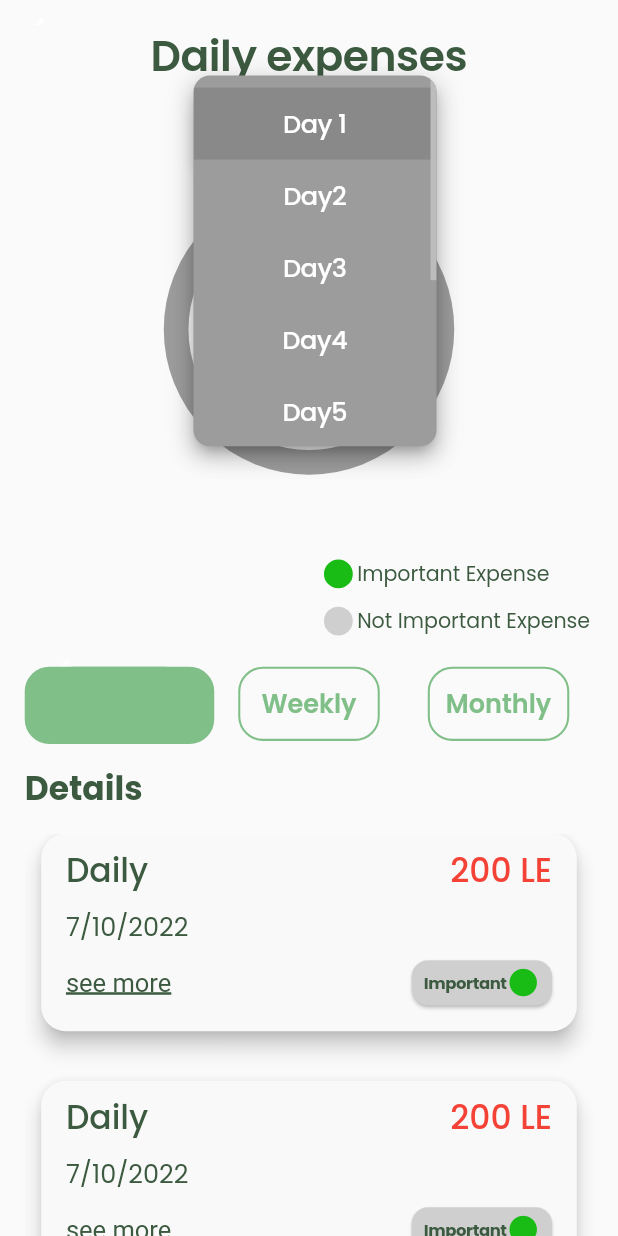
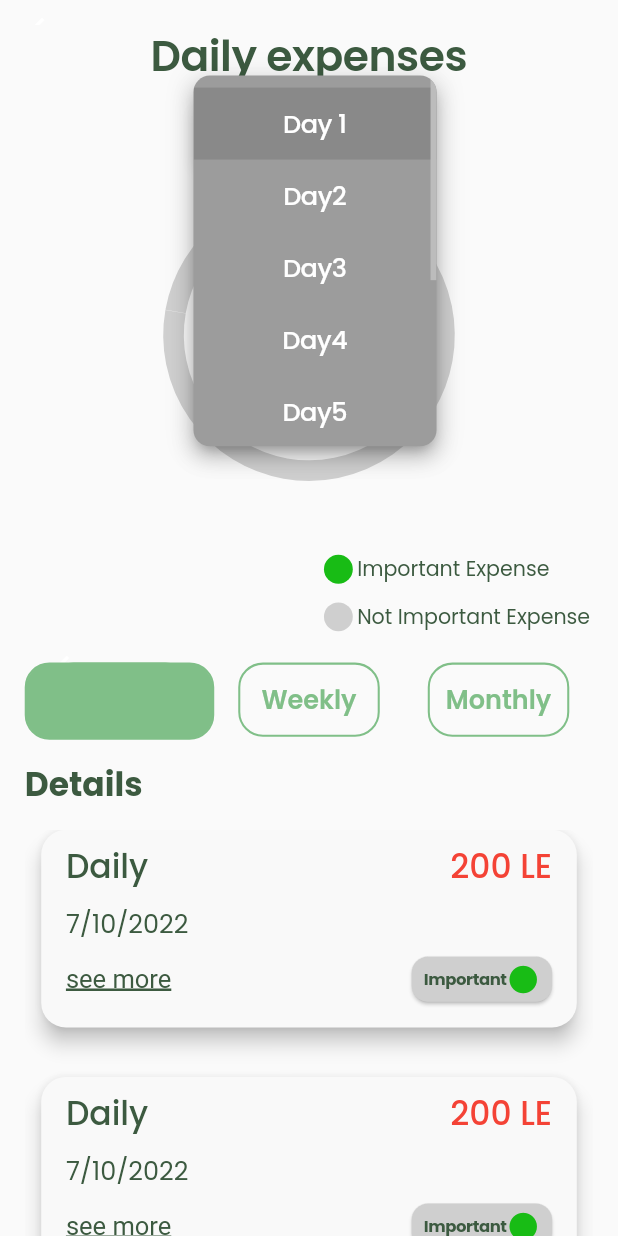
Before and after one commit to AhmedElsherif0/Cashati-App, a Flutter app: the ExpensesScreen screen opened directly, after a tap on "choose Day", on a phone screen of 412 x 824 dp. Run offline on Flutter 3.47's test engine with Material 2 defaults, Android fonts, the phone set to English and light mode, and no system bars; drawn by our look-alikes of dashed_circular_progress_bar, simple_circular_progress_bar; our stand-ins replace bloc, dio, dotted_border, easy_localization, flutter_bloc, flutter_phoenix and 4 more; accounts and stored records are empty.

Commit message:
last update from ahmed Elsherif at 10:37-6/10/2022

```diff
--- a/lib/presentation/screens/home/category_screen.dart
+++ b/lib/presentation/screens/home/category_screen.dart
@@ -5,6 +5,13 @@ class CategoryScreen extends StatelessWidget {
 
   @override
   Widget build(BuildContext context) {
-    return Container(child: Text('CategoryScreen'),);
+    return Center(
+      child: Column(
+        mainAxisAlignment: MainAxisAlignment.center,
+        children: const [
+          Text('CategoryScreen'),
+        ],
+      ),
+    );
   }
 }
--- a/lib/presentation/screens/home/expenses_screen.dart
+++ b/lib/presentation/screens/home/expenses_screen.dart
@@ -33,8 +33,8 @@ class _ExpensesScreenState extends State<ExpensesScreen> {
           onPageChanged: (value) => setState(() => currentIndex = value),
           itemCount: expensesLists.expensesData.length,
           itemBuilder: (context, index) {
-            int increase = index ;
-            increase ++;
+            int increase = index;
+            increase++;
             return Center(
               child: Padding(
                 padding: EdgeInsets.symmetric(horizontal: 4.w),
@@ -62,14 +62,15 @@ class _ExpensesScreenState extends State<ExpensesScreen> {
 
                     /// Flow Chart Widgets.
                     Expanded(
-                      flex: 12,
+                      flex: 15,
                       child: Column(
                         children: [
                           Expanded(
                             flex: 4,
                             child: CircularProgressBarChart(
                               maxExpenses: 10000,
-                              totalExpenses: ValueNotifier(0.0),
+                              totalExpenses: 0,
+                              onPressToHome: () {},
                             ),
                           ),
 
@@ -96,7 +97,7 @@ class _ExpensesScreenState extends State<ExpensesScreen> {
 
                     /// TabBarView Widgets.
                     Expanded(
-                      flex: 16,
+                      flex: 20,
                       child: CustomTabBarView(
                           expensesList: expensesLists.expensesData,
                           currentIndex: currentIndex,
@@ -108,7 +109,6 @@ class _ExpensesScreenState extends State<ExpensesScreen> {
               ),
             );
           },
-
         ),
       ),
     );
--- a/lib/presentation/screens/home/settings_screen.dart
+++ b/lib/presentation/screens/home/settings_screen.dart
@@ -4,6 +4,11 @@ class SettingsScreen extends StatelessWidget {
   const SettingsScreen({Key? key}) : super(key: key);
   @override
   Widget build(BuildContext context) {
-    return Container(child: Text('SettingsScreen'),);
+    return  Center(child: Column(
+      mainAxisAlignment: MainAxisAlignment.center,
+      children: const [
+        Text('SettingsScreen'),
+      ],
+    ));
   }
 }
--- a/lib/presentation/widgets/circle_progress_bar_chart.dart
+++ b/lib/presentation/widgets/circle_progress_bar_chart.dart
@@ -1,17 +1,20 @@
+import 'package:dashed_circular_progress_bar/dashed_circular_progress_bar.dart';
 import 'package:flutter/material.dart';
-import 'package:simple_circular_progress_bar/simple_circular_progress_bar.dart';
 import 'package:sizer/sizer.dart';
 import 'package:temp/presentation/styles/colors.dart';
+import 'package:temp/presentation/widgets/underline_text_button.dart';
 
 class CircularProgressBarChart extends StatefulWidget {
   const CircularProgressBarChart({
     Key? key,
     required this.maxExpenses,
     required this.totalExpenses,
+    required this.onPressToHome,
   }) : super(key: key);
 
   final double maxExpenses;
-  final ValueNotifier<double> totalExpenses;
+  final void Function() onPressToHome;
+  final double totalExpenses;
 
   @override
   State<CircularProgressBarChart> createState() =>
@@ -19,30 +22,55 @@ class CircularProgressBarChart extends StatefulWidget {
 }
 
 class _CircularProgressBarChartState extends State<CircularProgressBarChart> {
+  final ValueNotifier<double> _valueNotifier = ValueNotifier<double>(0);
+
   @override
   Widget build(BuildContext context) {
     return SingleChildScrollView(
       child: Center(
-        child: SimpleCircularProgressBar(
-          size: 43.w,
-          maxValue: widget.maxExpenses,
-          backStrokeWidth: 12.sp,
-          progressStrokeWidth: 12.sp,
-          valueNotifier: widget.totalExpenses,
-          backColor: AppColor.grey,
-          progressColors: const [AppColor.secondColor],
-          animationDuration: 3,
-          onGetText: (totalExpenses) {
-            final text = widget.totalExpenses.value != 0.0
-                ? 'Total Expenses \n ${totalExpenses.toStringAsFixed(2)}LE'
-                : 'No Data To Show \n';
-            return Text(text,
-                textAlign: TextAlign.center,
-                style: Theme.of(context)
-                    .textTheme
-                    .bodyText2
-                    ?.copyWith(color: AppColor.pineGreen));
-          },
+        child: DashedCircularProgressBar.aspectRatio(
+          aspectRatio: 1.95,
+          backgroundColor: AppColor.pinkishGrey,
+          foregroundColor: AppColor.secondColor,
+          animationCurve: Curves.decelerate,
+          animationDuration: const Duration(seconds: 5),
+          animation: true,
+          backgroundStrokeWidth: 10.sp,
+          foregroundStrokeWidth: 10.sp,
+          circleCenterAlignment: Alignment.center,
+          corners: StrokeCap.butt,
+          startAngle: -80,
+          ltr: false,
+          progress: widget.totalExpenses,
+          maxProgress: widget.maxExpenses,
+          valueNotifier: _valueNotifier,
+          child: Center(
+            child: Column(
+              children: [
+                const Spacer(flex: 5),
+                Text(
+                    widget.totalExpenses != 0.0
+                        ? 'Total Expenses'
+                        : 'No Data To Show',
+                    textAlign: TextAlign.center,
+                    style: Theme.of(context).textTheme.subtitle1),
+                if (widget.totalExpenses != 0)
+                  ValueListenableBuilder(
+                    valueListenable: _valueNotifier,
+                    builder: (_, double value, __) => Text(
+                      '${value.toInt()} LE',
+                      style: Theme.of(context).textTheme.headline5,
+                    ),
+                  ),
+                if (widget.totalExpenses == 0)
+                  UnderLineTextButton(
+                      text: 'Back To Home',
+                      onPressed: widget.onPressToHome,
+                      textStyle: const TextStyle(fontWeight: FontWeight.w500)),
+                const Spacer(flex: 5),
+              ],
+            ),
+          ),
         ),
       ),
     );
--- a/pubspec.yaml
+++ b/pubspec.yaml
@@ -43,7 +43,7 @@ dependencies:
   flutter_phoenix: ^1.1.0
   localize_and_translate: ^4.1.1
   flutter_svg: ^1.1.5
-  simple_circular_progress_bar: ^1.0.2
+  dashed_circular_progress_bar: ^0.0.4
   intl: ^0.17.0
   dotted_border: ^2.0.0+2
 
```
Also changed, not shown: pubspec.lock.
